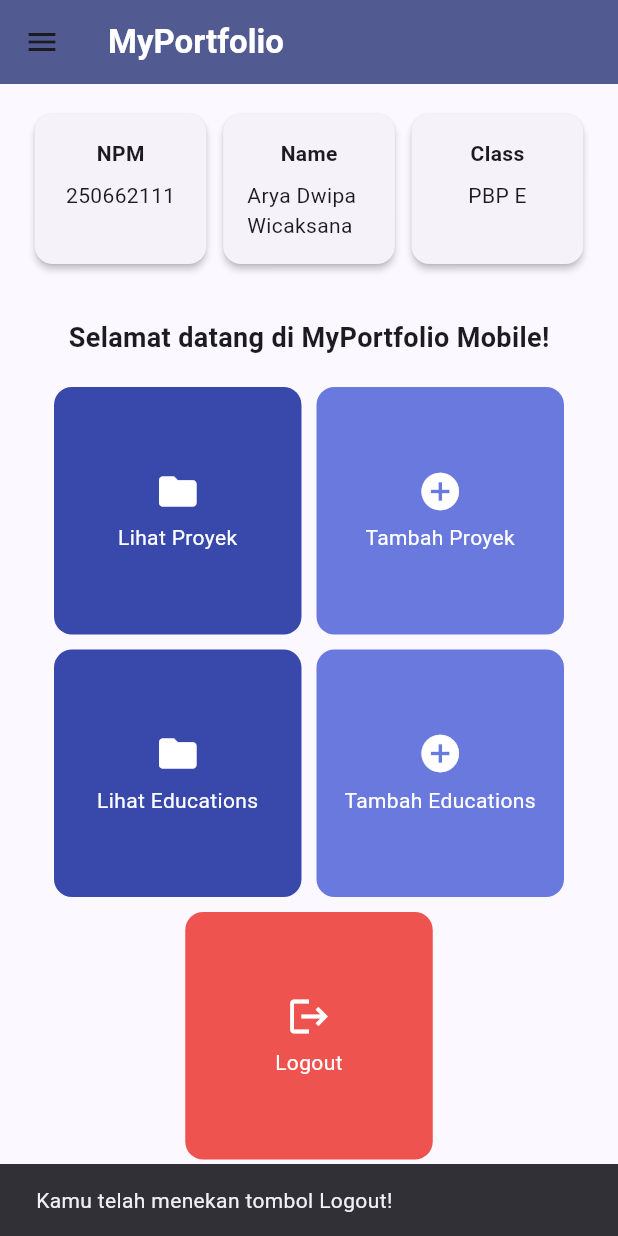
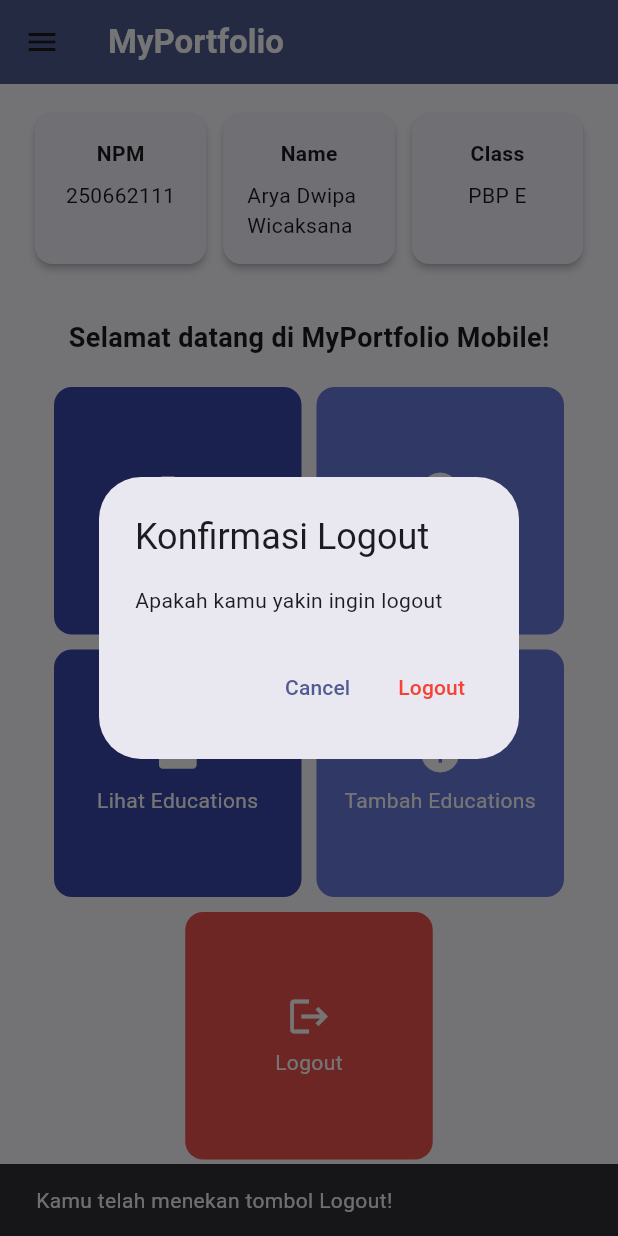
Before and after one commit to aryadwipa24/myportofolio_mobile, a Flutter app: the screen it shows after launch, after a tap on "Logout", on a phone screen of 412 x 824 dp. Run offline on Flutter 3.47's test engine with Material 3 defaults, Android fonts, the phone set to English and light mode, and no system bars.

Commit message:
feat: add fitur logout

```diff
--- /dev/null
+++ b/lib/widgets/logout.dart
@@ -0,0 +1,33 @@
+import 'package:flutter/material.dart';
+import 'package:flutter/services.dart';
+
+void showLogoutDialog(BuildContext context) {
+  showDialog(
+    context: context,
+    builder: (BuildContext dialogContext) {
+      return AlertDialog(
+        title: const Text('Konfirmasi Logout'),
+        content: const Text('Apakah kamu yakin ingin logout'),
+        actions: [
+          TextButton(
+            onPressed: () {
+              Navigator.pop(dialogContext);
+            },
+            child: const Text("Cancel"),
+          ),
+
+          TextButton(
+            onPressed: () {
+              Navigator.pop(dialogContext);
+              SystemNavigator.pop();
+            },
+            child: const Text(
+              "Logout",
+              style: TextStyle(color: Colors.red),
+            ),
+          )
+        ],
+      );
+    }
+  );
+}
--- a/lib/widgets/project_card.dart
+++ b/lib/widgets/project_card.dart
@@ -2,6 +2,7 @@ import "package:flutter/material.dart";
 import 'package:myportofolio_mobile/screens/menu.dart';
 import 'package:myportofolio_mobile/screens/project_form.dart';
 import 'package:myportofolio_mobile/screens/education_form.dart';
+import 'package:myportofolio_mobile/widgets/logout.dart';
 
 class ItemCard extends StatelessWidget {
   final ItemHomepage item;
@@ -41,6 +42,10 @@ class ItemCard extends StatelessWidget {
               ),
             );
           }
+
+          if (item.name == "Logout") {
+            showLogoutDialog(context);
+          }
         },
         child: Container(
           padding: const EdgeInsets.all(8),
```
